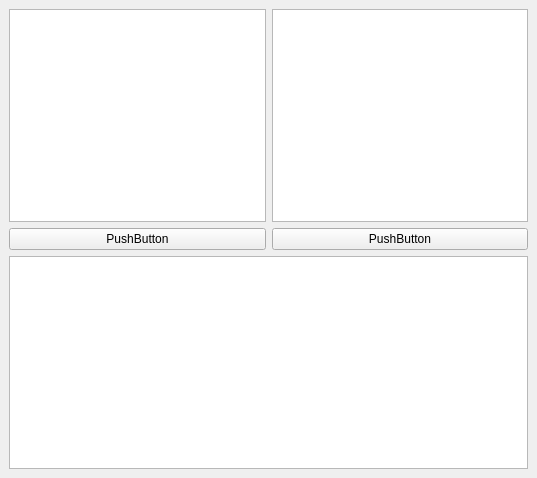
Before: the Qt Designer form app/word_game_translator/ui_file/ui_new_add.ui in ADenvan/My-Try, drawn with Qt 5.
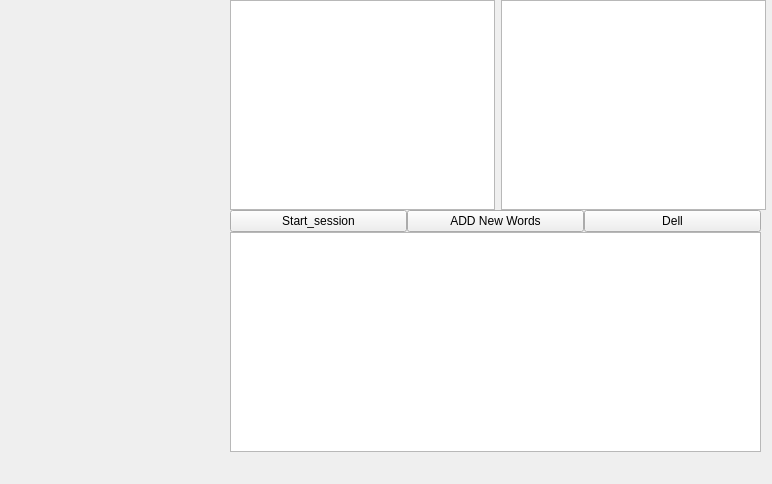
After: the same form once the commit is applied.

Commit message: app/word_game_translator - Исправленный код для работы с googletrans==4.0.0 (асинхронная версия):

```diff
--- a/app/word_game_translator/ui_file/ui_new_add.ui
+++ b/app/word_game_translator/ui_file/ui_new_add.ui
@@ -6,17 +6,24 @@
    <rect>
     <x>0</x>
     <y>0</y>
-    <width>537</width>
-    <height>478</height>
+    <width>772</width>
+    <height>484</height>
    </rect>
   </property>
   <property name="windowTitle">
    <string>MainWindow</string>
   </property>
   <widget class="QWidget" name="centralwidget">
-   <layout class="QVBoxLayout" name="verticalLayout">
-    <item>
-     <layout class="QHBoxLayout" name="horizontalLayout">
+   <widget class="QWidget" name="widget" native="true">
+    <property name="geometry">
+     <rect>
+      <x>230</x>
+      <y>0</y>
+      <width>536</width>
+      <height>210</height>
+     </rect>
+    </property>
+    <layout class="QHBoxLayout" name="horizontalLayout_2">
       <item>
        <widget class="QTextEdit" name="input_textEd"/>
       </item>
@@ -24,20 +31,70 @@
        <widget class="QTextEdit" name="output_textEd"/>
       </item>
      </layout>
+   </widget>
+   <widget class="QWidget" name="widget_2" native="true">
+    <property name="geometry">
+     <rect>
+      <x>230</x>
+      <y>210</y>
+      <width>531</width>
+      <height>242</height>
+     </rect>
+    </property>
+    <layout class="QVBoxLayout" name="verticalLayout">
+     <property name="spacing">
+      <number>0</number>
+     </property>
+     <property name="leftMargin">
+      <number>0</number>
+     </property>
+     <property name="topMargin">
+      <number>0</number>
+     </property>
+     <property name="rightMargin">
+      <number>0</number>
+     </property>
+     <property name="bottomMargin">
+      <number>0</number>
+     </property>
+     <item>
+      <layout class="QHBoxLayout" name="horizontalLayout">
+       <item>
+        <widget class="QPushButton" name="start_session">
+         <property name="maximumSize">
+          <size>
+           <width>16777215</width>
+           <height>50</height>
+          </size>
+         </property>
+         <property name="text">
+          <string>Start_session</string>
+         </property>
+        </widget>
     </item>
     <item>
-     <layout class="QGridLayout" name="gridLayout">
-      <item row="0" column="0">
        <widget class="QPushButton" name="add_btn">
+         <property name="maximumSize">
+          <size>
+           <width>16777215</width>
+           <height>50</height>
+          </size>
+         </property>
         <property name="text">
-         <string>PushButton</string>
+          <string>ADD New Words</string>
         </property>
        </widget>
       </item>
-      <item row="0" column="1">
-       <widget class="QPushButton" name="Delete_btn">
+       <item>
+        <widget class="QPushButton" name="delete_btn">
+         <property name="maximumSize">
+          <size>
+           <width>16777215</width>
+           <height>50</height>
+          </size>
+         </property>
         <property name="text">
-         <string>PushButton</string>
+          <string>Dell</string>
         </property>
        </widget>
       </item>
@@ -47,6 +104,7 @@
      <widget class="QTableView" name="tableView"/>
     </item>
    </layout>
+   </widget>
   </widget>
  </widget>
  <resources/>
```
Lines whose indentation alone changed are shown as unchanged. The commit also changes 5 other files.
